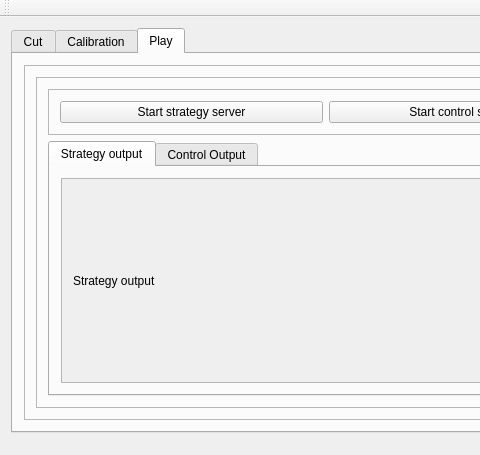
The window that mainwindow.ui (quique0194/UmayuxVsss) describes before a commit, drawn with Qt 5; both pictures show x 0 to 480 and y 0 to 455 of the 758 by 455 pixel window.
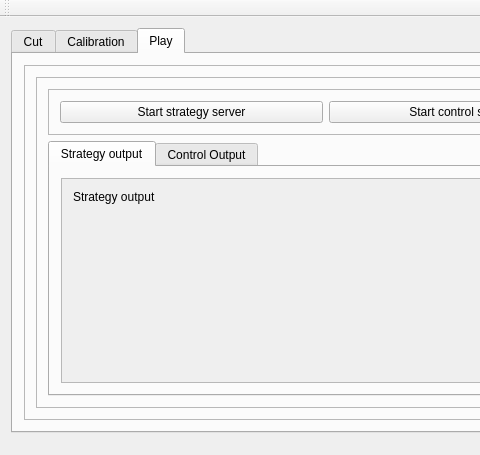
The same window after the commit. The open tabs and pages were chosen to show the change. Custom widgets are drawn as their Qt base class.

```diff
--- a/mainwindow.ui
+++ b/mainwindow.ui
@@ -730,6 +730,12 @@
                         <property name="text">
                          <string>Strategy output</string>
                         </property>
+                        <property name="alignment">
+                         <set>Qt::AlignLeading|Qt::AlignLeft|Qt::AlignTop</set>
+                        </property>
+                        <property name="textInteractionFlags">
+                         <set>Qt::LinksAccessibleByMouse|Qt::TextSelectableByKeyboard|Qt::TextSelectableByMouse</set>
+                        </property>
                        </widget>
                       </item>
                      </layout>
```
Left out of the diff: 8 changed lines with no effect on the pictures.
